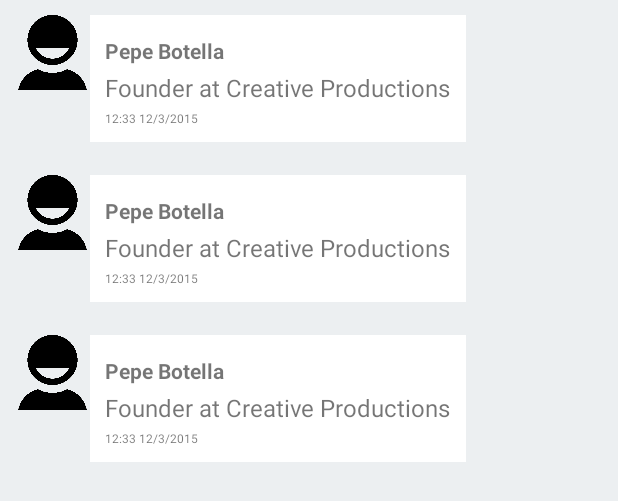
After one commit to casassg/quimder, an Android app: the layout content_chat.xml on its own in the app's theme, with its tools: preview values and no code run, on a phone screen of 412 x 824 dp. The commit adds this screen. Shown: the top 501 px of the screen. Run offline under Robolectric (Android 15) with nearby library versions, the phone set to English and light mode, and no system bars.

Commit message:
add Blunch chat classes. Error in set adapter to RecyclerView

```diff
--- /dev/null
+++ b/app/src/main/res/layout/content_chat.xml
@@ -0,0 +1,14 @@
+<?xml version="1.0" encoding="utf-8"?>
+<android.support.v7.widget.RecyclerView xmlns:android="http://schemas.android.com/apk/res/android"
+    xmlns:app="http://schemas.android.com/apk/res-auto"
+    xmlns:tools="http://schemas.android.com/tools"
+    android:id="@+id/chat_list"
+    android:name="dev.blunch.blunch.activity.ChatActivity"
+    android:layout_width="match_parent"
+    android:layout_height="match_parent"
+    android:background="#ECEFF1"
+    app:layoutManager="LinearLayoutManager"
+    tools:context=".activity.CollaborativePetitionsListActivity"
+    tools:listitem="@layout/message"
+    tools:showIn="@layout/activity_chat"
+    android:paddingBottom="50dp"/>
--- /dev/null
+++ b/app/src/main/res/layout/message.xml
@@ -0,0 +1,50 @@
+<?xml version="1.0" encoding="utf-8"?>
+<LinearLayout xmlns:android="http://schemas.android.com/apk/res/android"
+    android:orientation="horizontal" android:layout_width="match_parent"
+    android:layout_marginBottom="2dp"
+    android:layout_height="wrap_content" android:padding="10dp">
+
+    <ImageView
+        android:layout_width="50dp"
+        android:layout_height="50dp"
+        android:id="@+id/user_icon"
+        android:src="@mipmap/user"
+        android:contentDescription="@string/user_description_test" />
+
+    <LinearLayout
+        android:layout_width="wrap_content"
+        android:layout_height="wrap_content"
+        android:background="#ffffff"
+        android:orientation="vertical"
+        android:padding="10dp">
+
+        <TextView
+            android:id="@+id/author"
+            android:layout_width="wrap_content"
+            android:layout_height="wrap_content"
+            android:text="@string/user_name_test"
+            android:textSize="14sp"
+            android:layout_marginTop="4dp"
+            android:textStyle="bold" />
+
+        <TextView
+            android:id="@+id/content"
+            android:layout_width="wrap_content"
+            android:layout_height="wrap_content"
+            android:text="@string/user_description_test"
+            android:textSize="16sp"
+            android:layout_marginTop="4dp"
+            android:textIsSelectable="true" />
+
+
+        <TextView
+            android:id="@+id/date"
+            android:layout_width="wrap_content"
+            android:layout_height="wrap_content"
+            android:text="@string/date_test"
+            android:textSize="8sp"
+            android:layout_marginTop="4dp" />
+    </LinearLayout>
+
+
+</LinearLayout>
--- a/app/src/main/res/values/strings.xml
+++ b/app/src/main/res/values/strings.xml
@@ -97,4 +97,7 @@
     </string>
     <string name="action_settings">Settings</string>
     <string name="greeting_card_test">Recordo aquells dies de fa una mica més d\'un any que eres una simple cara coneguda que passejava per la facultat. Ara, després de tot aquest temps, t\'has acabat convertint en més que un company de treballs i universitat. Ets aquest tipus escàs de persona que miro i veig un reflex total de la meva persona: ets organitzat, t\'agrada la cervesa i el bon menjar, ets de poble però a la vegada t\'agrada la ciutat, t\'agrada conduir i així amb un llarg etcètera. Amb aquests 21 anys, només vull desitjar-te el somni de tota persona d\'aquest món: pocs fills i molts intents. Moltes felicitats guapo!</string>
+    <string name="send_text">Enviar</string>
+    <string name="write_text">Escribe algo...</string>
+    <string name="date_test">12:33 12/3/2015</string>
 </resources>
```
Also changed, not shown: app/src/main/java/tindre/love/quim/quimtindre/activity/ChatActivity.java (added, +109 -0 lines), app/src/main/java/tindre/love/quim/quimtindre/model/ChatMessage.java (added, +70 -0 lines), app/src/main/java/tindre/love/quim/quimtindre/utils/AnimalUtils.java (added, +16 -0 lines), app/src/main/res/layout/activity_chat.xml (added, +62 -0 lines), app/src/main/res/mipmap-hdpi/user.png (added).
